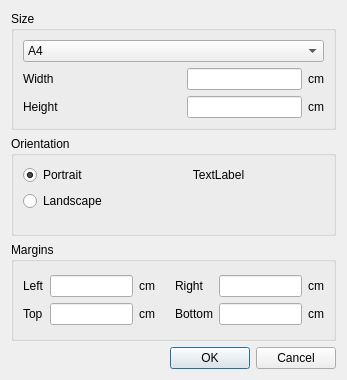
Old version of the form QtRptDesigner/PageSettingDlg.ui in the repository ant32/QtRPT.
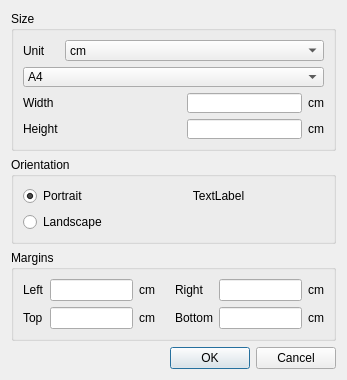
New version of the form. Icons and pictures are not drawn.

```diff
--- a/QtRptDesigner/PageSettingDlg.ui
+++ b/QtRptDesigner/PageSettingDlg.ui
@@ -44,8 +44,8 @@
      <layout class="QVBoxLayout" name="verticalLayout_3">
       <item>
        <layout class="QGridLayout" name="gridLayout_2">
-        <item row="0" column="0" colspan="4">
-         <widget class="QComboBox" name="comboBox">
+        <item row="1" column="0" colspan="4">
+         <widget class="QComboBox" name="sizeCombo">
           <item>
            <property name="text">
             <string>A4</string>
@@ -53,41 +53,41 @@
           </item>
          </widget>
         </item>
-        <item row="1" column="0">
+        <item row="2" column="0">
          <widget class="QLabel" name="label_10">
           <property name="text">
            <string>Width</string>
           </property>
          </widget>
         </item>
-        <item row="1" column="2">
+        <item row="2" column="2">
          <widget class="QLineEdit" name="edtWidth"/>
         </item>
-        <item row="1" column="3">
+        <item row="2" column="3">
          <widget class="QLabel" name="label_12">
           <property name="text">
            <string>cm</string>
           </property>
          </widget>
         </item>
-        <item row="2" column="0">
+        <item row="3" column="0">
          <widget class="QLabel" name="label_11">
           <property name="text">
            <string>Height</string>
           </property>
          </widget>
         </item>
-        <item row="2" column="2">
-         <widget class="QLineEdit" name="edtHeight"/>
-        </item>
-        <item row="2" column="3">
+        <item row="3" column="3">
          <widget class="QLabel" name="label_13">
           <property name="text">
            <string>cm</string>
           </property>
          </widget>
         </item>
-        <item row="1" column="1">
+        <item row="3" column="2">
+         <widget class="QLineEdit" name="edtHeight"/>
+        </item>
+        <item row="2" column="1">
          <spacer name="horizontalSpacer_3">
           <property name="orientation">
            <enum>Qt::Horizontal</enum>
@@ -100,6 +100,27 @@
           </property>
          </spacer>
         </item>
+        <item row="0" column="1" colspan="3">
+         <widget class="QComboBox" name="unitCombo">
+          <item>
+           <property name="text">
+            <string>cm</string>
+           </property>
+          </item>
+          <item>
+           <property name="text">
+            <string>Inch</string>
+           </property>
+          </item>
+         </widget>
+        </item>
+        <item row="0" column="0">
+         <widget class="QLabel" name="label_9">
+          <property name="text">
+           <string>Unit</string>
+          </property>
+         </widget>
+        </item>
        </layout>
       </item>
      </layout>
```
Left out of the diff: 109 changed lines with no effect on the pictures.
